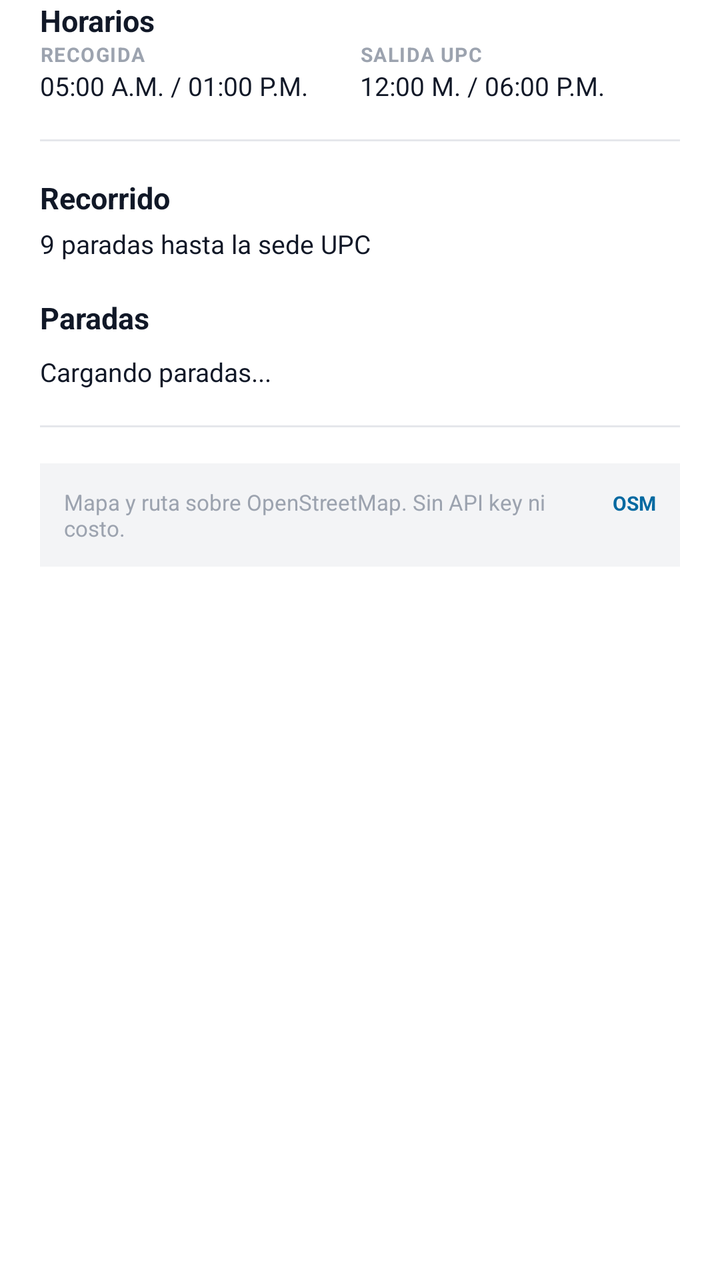
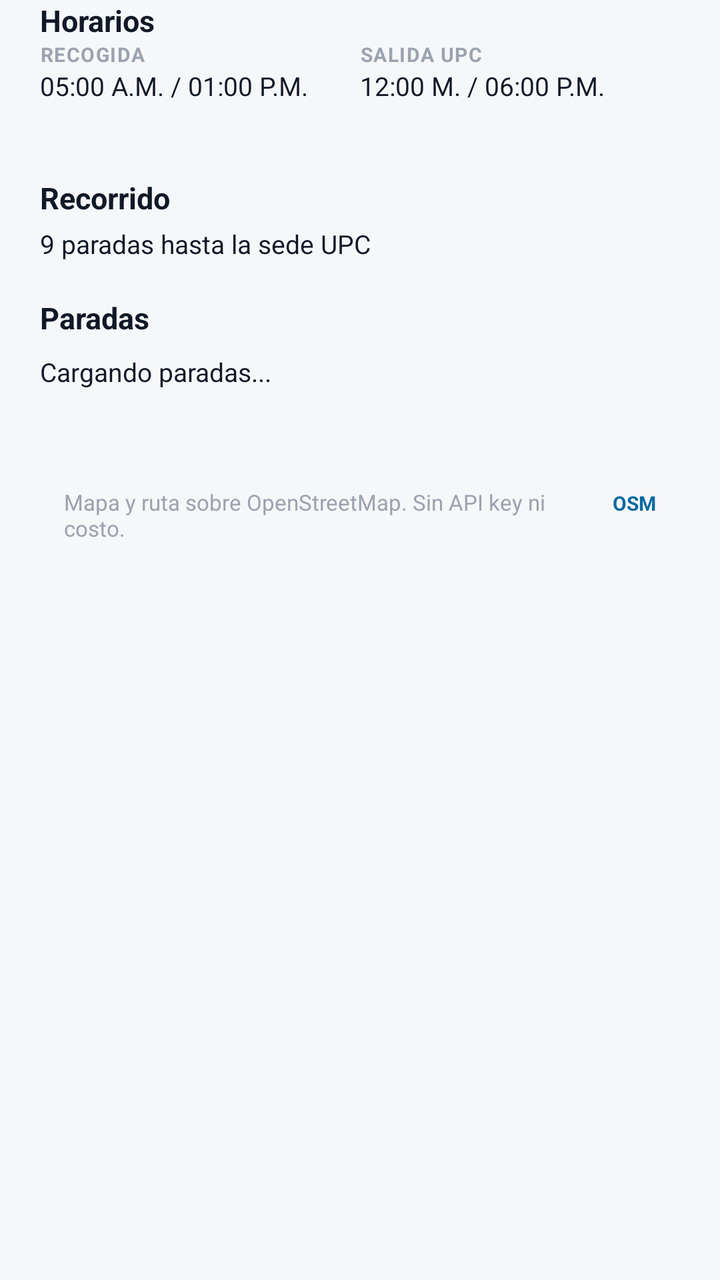

Compare the two renders of this Android layout. The source of the first and the diff that turns it into the second are given below.
<!-- AndroidManifest.xml: application theme Theme.BienestarUPC -->
<!-- res/layout/sheet_ruta_info.xml -->
<?xml version="1.0" encoding="utf-8"?>
<LinearLayout xmlns:android="http://schemas.android.com/apk/res/android"
    xmlns:app="http://schemas.android.com/apk/res-auto"
    android:layout_width="match_parent"
    android:layout_height="wrap_content"
    android:background="@color/white_card"
    android:orientation="vertical"
    android:paddingStart="20dp"
    android:paddingEnd="20dp"
    android:paddingBottom="24dp">

    
    <TextView
        style="@style/TituloSeccion"
        android:layout_width="wrap_content"
        android:layout_height="wrap_content"
        android:text="Horarios" />

    <LinearLayout
        android:layout_width="match_parent"
        android:layout_height="wrap_content"
        android:orientation="horizontal">

        <LinearLayout
            android:layout_width="0dp"
            android:layout_height="wrap_content"
            android:layout_weight="1"
            android:orientation="vertical">

            <TextView
                style="@style/EtiquetaSeccion"
                android:layout_width="wrap_content"
                android:layout_height="wrap_content"
                android:text="RECOGIDA" />

            <TextView
                android:id="@+id/txt_horario_recogida_menu"
                style="@style/ValorSeccion"
                android:layout_width="wrap_content"
                android:layout_height="wrap_content"
                android:text="05:00 A.M. / 01:00 P.M." />
        </LinearLayout>

        <LinearLayout
            android:layout_width="0dp"
            android:layout_height="wrap_content"
            android:layout_weight="1"
            android:orientation="vertical">

            <TextView
                style="@style/EtiquetaSeccion"
                android:layout_width="wrap_content"
                android:layout_height="wrap_content"
                android:text="SALIDA UPC" />

            <TextView
                android:id="@+id/txt_horario_salida_menu"
                style="@style/ValorSeccion"
                android:layout_width="wrap_content"
                android:layout_height="wrap_content"
                android:text="12:00 M. / 06:00 P.M." />
        </LinearLayout>
    </LinearLayout>

    <View
        android:layout_width="match_parent"
        android:layout_height="1dp"
        android:layout_marginTop="18dp"
        android:layout_marginBottom="18dp"
        android:background="@color/divider_color" />

    
    <TextView
        style="@style/TituloSeccion"
        android:layout_width="wrap_content"
        android:layout_height="wrap_content"
        android:text="Recorrido" />

    <TextView
        android:id="@+id/txt_resumen_ruta"
        style="@style/ValorSeccion"
        android:layout_width="match_parent"
        android:layout_height="wrap_content"
        android:layout_marginTop="4dp"
        android:text="9 paradas hasta la sede UPC" />

    
    <TextView
        style="@style/TituloSeccion"
        android:layout_width="wrap_content"
        android:layout_height="wrap_content"
        android:layout_marginTop="18dp"
        android:text="Paradas" />

    <LinearLayout
        android:layout_width="match_parent"
        android:layout_height="wrap_content"
        android:orientation="vertical"
        android:paddingTop="8dp">

        <TextView
            android:id="@+id/txt_paradas_ruta_menu"
            style="@style/ValorSeccion"
            android:layout_width="match_parent"
            android:layout_height="wrap_content"
            android:lineSpacingExtra="4dp"
            android:text="Cargando paradas..." />
    </LinearLayout>

    <View
        android:layout_width="match_parent"
        android:layout_height="1dp"
        android:layout_marginTop="18dp"
        android:layout_marginBottom="18dp"
        android:background="@color/divider_color" />

    
    <LinearLayout
        android:layout_width="match_parent"
        android:layout_height="wrap_content"
        android:background="@color/gray_light"
        android:orientation="horizontal"
        android:padding="12dp">

        <TextView
            android:layout_width="0dp"
            android:layout_height="wrap_content"
            android:layout_weight="1"
            android:text="Mapa y ruta sobre OpenStreetMap. Sin API key ni costo."
            android:textColor="@color/text_hint"
            android:textSize="11sp" />

        <TextView
            android:id="@+id/txt_fuente_menu"
            android:layout_width="wrap_content"
            android:layout_height="wrap_content"
            android:layout_marginStart="8dp"
            android:text="OSM"
            android:textColor="@color/info_text"
            android:textSize="10sp"
            android:textStyle="bold" />
    </LinearLayout>
</LinearLayout>
<!-- resources referenced by this layout -->
<resources>
  <color name="divider_color">#E5E7EB</color>
  <color name="gray_light">#F3F4F6</color>
  <color name="info_text">#0369A1</color>
  <color name="text_hint">#9CA3AF</color>
  <color name="white_card">#FFFFFF</color>
  <style name="EtiquetaSeccion">
          <item name="android:textColor">@color/text_hint</item>
          <item name="android:textSize">10sp</item>
          <item name="android:textStyle">bold</item>
          <item name="android:letterSpacing">0.05</item>
      </style>
  <style name="TituloSeccion">
          <item name="android:textColor">@color/text_primary</item>
          <item name="android:textSize">15sp</item>
          <item name="android:textStyle">bold</item>
      </style>
  <style name="ValorSeccion">
          <item name="android:textColor">@color/text_primary</item>
          <item name="android:textSize">13sp</item>
      </style>
  <color name="text_primary">#111827</color>
  <color name="green_primary">#059669</color>
  <color name="green_container">#D1FAE5</color>
  <color name="on_primary_container">#053B2A</color>
  <color name="teal_primary">#0D9488</color>
  <color name="teal_light">#CCFBF1</color>
  <color name="background_gray">#F6F7F9</color>
  <color name="text_secondary">#6B7280</color>
  <color name="surface_container_low">#F8FAFC</color>
  <color name="surface_container">#EFF2F5</color>
  <color name="surface_container_high">#E7EAEE</color>
  <color name="surface_container_highest">#DEE2E8</color>
  <color name="surface_outline">#C9CFD8</color>
  <color name="surface_outline_variant">#E4E7EC</color>
  <color name="error_text">#DC2626</color>
  <color name="green_primary_dark">#047857</color>
  <style name="Widget.BienestarUPC.Card" parent="Widget.Material3.CardView.Elevated">
          <item name="cardCornerRadius">20dp</item>
          <item name="cardElevation">1dp</item>
          <item name="cardBackgroundColor">@color/white_card</item>
          <item name="strokeColor">@color/stroke_color</item>
          <item name="strokeWidth">1dp</item>
          <item name="rippleColor">@color/green_light</item>
      </style>
  <style name="Widget.BienestarUPC.Chip" parent="Widget.Material3.Chip.Filter">
          <item name="chipCornerRadius">20dp</item>
          <item name="chipMinHeight">36dp</item>
          <item name="chipBackgroundColor">@color/chip_bg</item>
          <item name="android:textColor">@color/chip_text</item>
          <item name="chipStrokeWidth">1dp</item>
          <item name="chipStrokeColor">@color/stroke_color</item>
      </style>
  <style name="ThemeOverlay.BienestarUPC.MaterialAlertDialog" parent="ThemeOverlay.Material3.MaterialAlertDialog">
          <item name="shapeAppearanceOverlay">@style/ShapeAppearance.BienestarUPC.Dialog</item>
          <item name="colorSecondary">@color/green_primary</item>
      </style>
  <style name="Widget.BienestarUPC.Snackbar" parent="Widget.Material3.Snackbar">
          <item name="backgroundTint">@color/text_primary</item>
          <item name="android:textColor">@color/white_card</item>
          <item name="shapeAppearanceOverlay">@style/ShapeAppearance.BienestarUPC.Snackbar</item>
      </style>
  <color name="gray_medium">#9CA3AF</color>
  <color name="stroke_color">#EDEFF2</color>
  <color name="green_light">#D1FAE5</color>
  <color name="nav_background">#FFFFFF</color>
  <color name="chip_bg">#F3F4F6</color>
  <color name="chip_text">#111827</color>
  <style name="ShapeAppearance.BienestarUPC.Dialog" parent="ShapeAppearance.Material3.LargeComponent">
          <item name="cornerSize">24dp</item>
      </style>
  <style name="ShapeAppearance.BienestarUPC.Snackbar" parent="ShapeAppearance.Material3.MediumComponent">
          <item name="cornerFamily">rounded</item>
          <item name="cornerSize">14dp</item>
      </style>
  <!-- unchanged entries left out for length: 4 -->
</resources>

<!-- the commit's change to res/layout/sheet_ruta_info.xml (unified diff, before → after) -->
@@ -3,7 +3,7 @@
     xmlns:app="http://schemas.android.com/apk/res-auto"
     android:layout_width="match_parent"
     android:layout_height="wrap_content"
-    android:background="@color/white_card"
+   
     android:orientation="vertical"
     android:paddingStart="20dp"
     android:paddingEnd="20dp"
@@ -67,7 +67,7 @@
         android:layout_height="1dp"
         android:layout_marginTop="18dp"
         android:layout_marginBottom="18dp"
-        android:background="@color/divider_color" />
+        />
 
     
     <TextView
@@ -112,13 +112,13 @@
         android:layout_height="1dp"
         android:layout_marginTop="18dp"
         android:layout_marginBottom="18dp"
-        android:background="@color/divider_color" />
+        />
 
     
     <LinearLayout
         android:layout_width="match_parent"
         android:layout_height="wrap_content"
-        android:background="@color/gray_light"
+       
         android:orientation="horizontal"
         android:padding="12dp">
 
<!-- resource entries referenced after the edit -->
@@ -1,7 +1,5 @@
 <!-- resources referenced by this layout -->
 <resources>
-  <color name="divider_color">#E5E7EB</color>
-  <color name="gray_light">#F3F4F6</color>
   <color name="info_text">#0369A1</color>
   <color name="text_hint">#9CA3AF</color>
   <color name="white_card">#FFFFFF</color>
